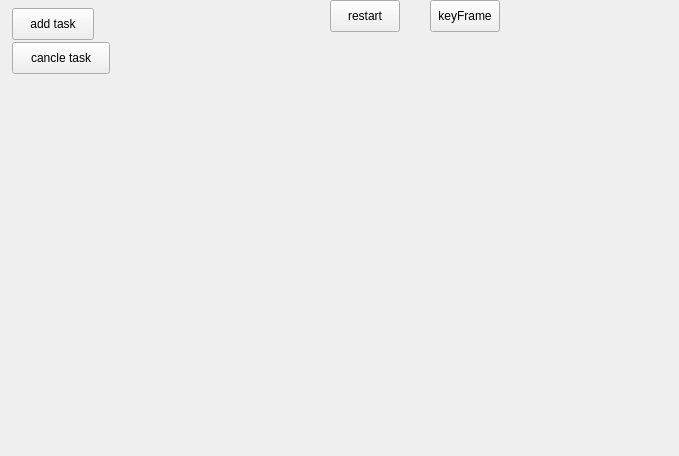
The window that mainwindow.ui (QZCanon/VideoEdit) describes before a commit, drawn with Qt 5.
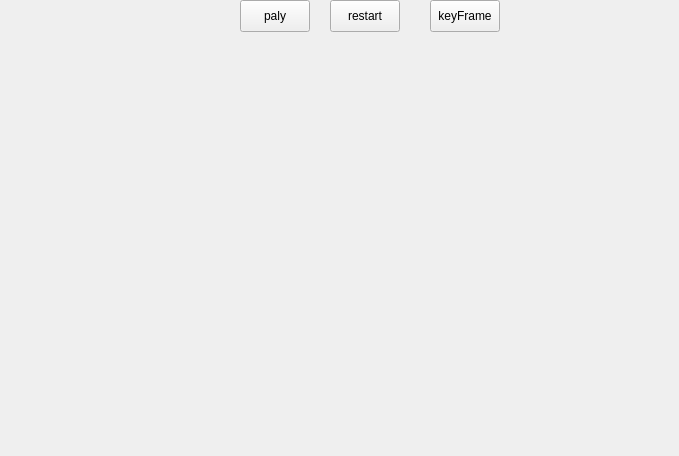
The same window after the commit.

The edit to the form file:
```diff
--- a/mainwindow.ui
+++ b/mainwindow.ui
@@ -14,32 +14,6 @@
    <string>MainWindow</string>
   </property>
   <widget class="QWidget" name="centralwidget">
-   <widget class="QPushButton" name="add_task">
-    <property name="geometry">
-     <rect>
-      <x>12</x>
-      <y>8</y>
-      <width>82</width>
-      <height>32</height>
-     </rect>
-    </property>
-    <property name="text">
-     <string>add task</string>
-    </property>
-   </widget>
-   <widget class="QPushButton" name="cancle_task">
-    <property name="geometry">
-     <rect>
-      <x>12</x>
-      <y>42</y>
-      <width>98</width>
-      <height>32</height>
-     </rect>
-    </property>
-    <property name="text">
-     <string>cancle task</string>
-    </property>
-   </widget>
    <widget class="QPushButton" name="restart">
     <property name="geometry">
      <rect>
@@ -66,6 +40,19 @@
      <string>keyFrame</string>
     </property>
    </widget>
+   <widget class="QPushButton" name="play">
+    <property name="geometry">
+     <rect>
+      <x>240</x>
+      <y>0</y>
+      <width>70</width>
+      <height>32</height>
+     </rect>
+    </property>
+    <property name="text">
+     <string>paly</string>
+    </property>
+   </widget>
   </widget>
  </widget>
  <resources/>
```
